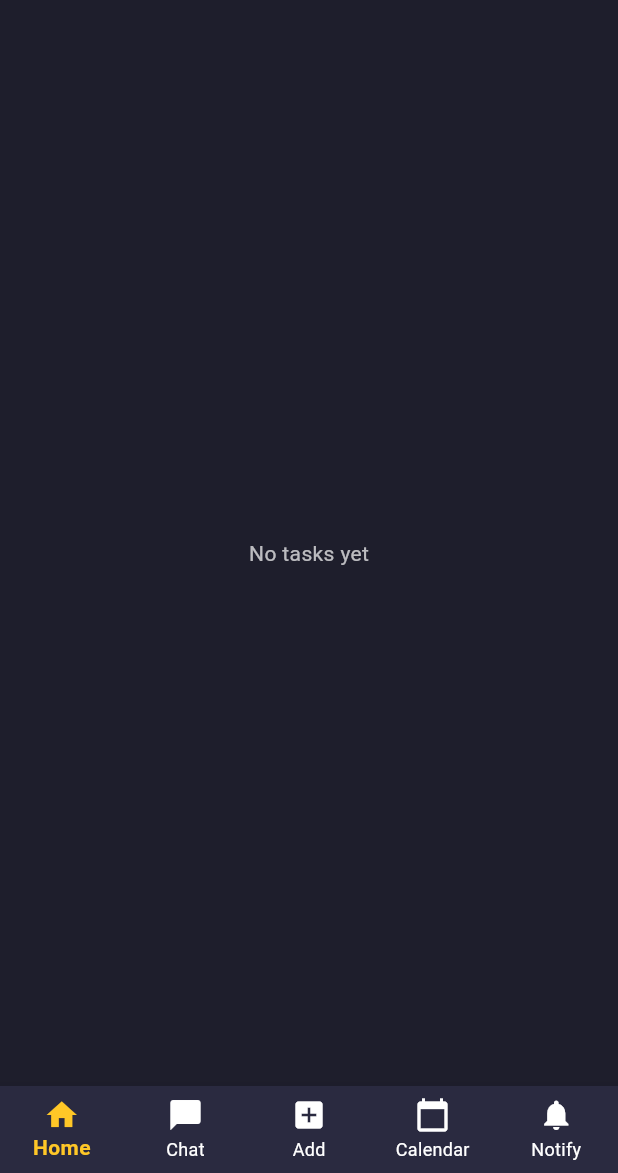
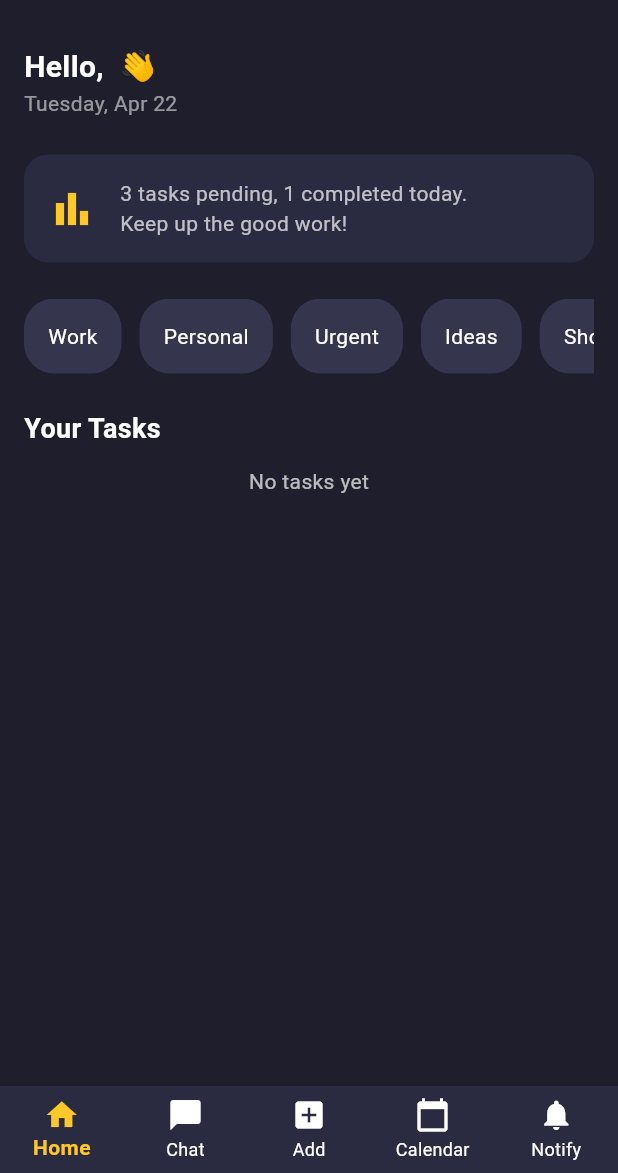
Before and after one commit to waseans/taskhub, a Flutter app: the HomeScreen screen opened directly, on a phone screen of 412 x 824 dp, the part 63-1236 px from its top. Run offline on Flutter 3.47's test engine with Material 3 defaults, Android fonts, the light colour scheme and no system bars; our stand-ins replace supabase_flutter; accounts and stored records are empty.

Commit message:
added all pages

```diff
--- a/taskhub/lib/screens/home.dart
+++ b/taskhub/lib/screens/home.dart
@@ -3,6 +3,9 @@ import 'package:supabase_flutter/supabase_flutter.dart';
 import 'package:intl/intl.dart';
 import 'TaskFormScreen.dart';
 import 'task_detail_screen.dart';
+import 'chat_screen.dart';
+import 'calendar_screen.dart';
+import 'notifications_screen.dart';
 
 class HomeScreen extends StatefulWidget {
   const HomeScreen({super.key});
@@ -43,39 +46,114 @@ class _HomeScreenState extends State<HomeScreen> {
     Navigator.push(
       context,
       MaterialPageRoute(builder: (_) => const TaskFormScreen()),
-    ).then((_) {
-      fetchTasks(); // refresh after form submission
-    });
+    ).then((_) => fetchTasks());
   }
 
   void _onBottomNavTapped(int index) {
     if (index == 2) {
-      // Add button tapped
       openAddTaskForm();
     } else {
-      setState(() {
-        _selectedIndex = index;
-        // Future: Add navigation for other tabs
-      });
+      setState(() => _selectedIndex = index);
     }
   }
 
-  @override
-  Widget build(BuildContext context) {
-    return Scaffold(
-      backgroundColor: const Color(0xFF1E1E2C),
-      appBar: AppBar(
-        backgroundColor: Colors.transparent,
-        elevation: 0,
-        title: const Text('TaskHub', style: TextStyle(color: Colors.white)),
+  Widget _getCurrentScreen() {
+    switch (_selectedIndex) {
+      case 0:
+        return _buildHomeView();
+      case 1:
+        return const ChatScreen();
+      case 3:
+        return const CalendarScreen();
+      case 4:
+        return const NotificationsScreen();
+      default:
+        return const SizedBox.shrink();
+    }
+  }
+
+  Widget _buildHomeView() {
+    return ListView(
+      padding: const EdgeInsets.all(16),
+      children: [
+        Text(
+          "Hello, ${supabase.auth.currentUser?.email ?? "User"} 👋",
+          style: const TextStyle(fontSize: 20, color: Colors.white, fontWeight: FontWeight.bold),
         ),
-      body: tasks.isEmpty
-          ? const Center(
-              child: Text("No tasks yet", style: TextStyle(color: Colors.white70)))
-          : ListView.builder(
-              itemCount: tasks.length,
+        Text(
+          DateFormat('EEEE, MMM d').format(DateTime.now()),
+          style: const TextStyle(color: Colors.white54),
+        ),
+        const SizedBox(height: 24),
+        _buildOverviewCard(),
+        const SizedBox(height: 24),
+        _buildCategoryScroll(),
+        const SizedBox(height: 24),
+        const Text("Your Tasks", style: TextStyle(fontSize: 18, color: Colors.white, fontWeight: FontWeight.bold)),
+        const SizedBox(height: 12),
+        _buildTaskListView()
+      ],
+    );
+  }
+
+  Widget _buildOverviewCard() {
+    return Container(
+      padding: const EdgeInsets.all(16),
+      decoration: BoxDecoration(
+        color: const Color(0xFF2A2A40),
+        borderRadius: BorderRadius.circular(16),
+      ),
+      child: Row(
+        children: const [
+          Icon(Icons.bar_chart, color: Color(0xFFFFC727), size: 32),
+          SizedBox(width: 16),
+          Expanded(
+            child: Text(
+              "3 tasks pending, 1 completed today.\nKeep up the good work!",
+              style: TextStyle(color: Colors.white70),
+            ),
+          ),
+        ],
+      ),
+    );
+  }
+
+  Widget _buildCategoryScroll() {
+    final categories = ["Work", "Personal", "Urgent", "Ideas", "Shopping"];
+    return SizedBox(
+      height: 50,
+      child: ListView.separated(
+        scrollDirection: Axis.horizontal,
+        itemCount: categories.length,
+        separatorBuilder: (_, __) => const SizedBox(width: 12),
         itemBuilder: (context, index) {
-                final task = tasks[index];
+          return Container(
+            padding: const EdgeInsets.symmetric(horizontal: 16, vertical: 8),
+            decoration: BoxDecoration(
+              color: const Color(0xFF35354D),
+              borderRadius: BorderRadius.circular(20),
+            ),
+            child: Center(
+              child: Text(
+                categories[index],
+                style: const TextStyle(color: Colors.white),
+              ),
+            ),
+          );
+        },
+      ),
+    );
+  }
+
+  Widget _buildTaskListView() {
+    if (tasks.isEmpty) {
+      return const Center(
+        child: Text("No tasks yet", style: TextStyle(color: Colors.white70)),
+      );
+    }
+
+    return Column(
+      children: tasks.map((task) {
         final isCompleted = task['is_completed'] ?? false;
         final dueDate = task['due_date'] != null
             ? DateTime.tryParse(task['due_date'])
@@ -95,17 +173,12 @@ class _HomeScreenState extends State<HomeScreen> {
             onTap: () async {
               final result = await Navigator.push(
                 context,
-                        MaterialPageRoute(
-                          builder: (_) => TaskDetailScreen(task: task),
-                        ),
+                MaterialPageRoute(builder: (_) => TaskDetailScreen(task: task)),
               );
-                      if (result == true) {
-                        fetchTasks();
-                      }
+              if (result == true) fetchTasks();
             },
             child: Container(
-                      margin: const EdgeInsets.symmetric(
-                          horizontal: 16, vertical: 8),
+              margin: const EdgeInsets.symmetric(vertical: 8),
               padding: const EdgeInsets.all(16),
               decoration: BoxDecoration(
                 color: const Color(0xFF2A2A40),
@@ -117,12 +190,8 @@ class _HomeScreenState extends State<HomeScreen> {
                   Row(
                     children: [
                       Icon(
-                                isCompleted
-                                    ? Icons.check_circle
-                                    : Icons.circle_outlined,
-                                color: isCompleted
-                                    ? Colors.green
-                                    : Colors.white,
+                        isCompleted ? Icons.check_circle : Icons.circle_outlined,
+                        color: isCompleted ? Colors.green : Colors.white,
                       ),
                       const SizedBox(width: 10),
                       Expanded(
@@ -137,10 +206,7 @@ class _HomeScreenState extends State<HomeScreen> {
                     ],
                   ),
                   if (task['description'] != null &&
-                              task['description']
-                                  .toString()
-                                  .trim()
-                                  .isNotEmpty)
+                      task['description'].toString().trim().isNotEmpty)
                     Padding(
                       padding: const EdgeInsets.only(top: 8.0),
                       child: Text(task['description'],
@@ -150,21 +216,17 @@ class _HomeScreenState extends State<HomeScreen> {
                     children: [
                       if (dueDate != null)
                         Padding(
-                                  padding:
-                                      const EdgeInsets.only(top: 8.0, right: 16),
+                          padding: const EdgeInsets.only(top: 8.0, right: 16),
                           child: Text(
                             "Due: ${DateFormat.yMMMd().format(dueDate)}",
-                                    style: const TextStyle(
-                                        color: Colors.white54, fontSize: 12),
+                            style: const TextStyle(color: Colors.white54, fontSize: 12),
                           ),
                         ),
                       Padding(
                         padding: const EdgeInsets.only(top: 8.0),
                         child: Text(
                           "Priority: $priority",
-                                  style: const TextStyle(
-                                      color: Colors.orangeAccent,
-                                      fontSize: 12),
+                          style: const TextStyle(color: Colors.orangeAccent, fontSize: 12),
                         ),
                       ),
                     ],
@@ -174,14 +236,26 @@ class _HomeScreenState extends State<HomeScreen> {
             ),
           ),
         );
-              },
+      }).toList(),
+    );
+  }
+
+  @override
+  Widget build(BuildContext context) {
+    return Scaffold(
+      backgroundColor: const Color(0xFF1E1E2C),
+      appBar: AppBar(
+        backgroundColor: Colors.transparent,
+        elevation: 0,
+        title: const Text('TaskHub', style: TextStyle(color: Colors.white)),
       ),
+      body: _getCurrentScreen(),
       bottomNavigationBar: BottomNavigationBar(
         currentIndex: _selectedIndex,
         onTap: _onBottomNavTapped,
         backgroundColor: const Color(0xFF2A2A40),
-        selectedItemColor: const Color(0xFFFFC727), // bright yellow
-        unselectedItemColor: Colors.white, // better visibility
+        selectedItemColor: const Color(0xFFFFC727),
+        unselectedItemColor: Colors.white,
         selectedLabelStyle: const TextStyle(fontWeight: FontWeight.bold),
         unselectedLabelStyle: const TextStyle(fontWeight: FontWeight.normal),
         type: BottomNavigationBarType.fixed,
```
Also changed, not shown: taskhub/lib/screens/calendar_screen.dart (added, +118 -0 lines), taskhub/lib/screens/chat_screen.dart (added, +94 -0 lines), taskhub/lib/screens/notifications_screen.dart (added, +78 -0 lines). Lines whose indentation alone changed are shown as unchanged.
